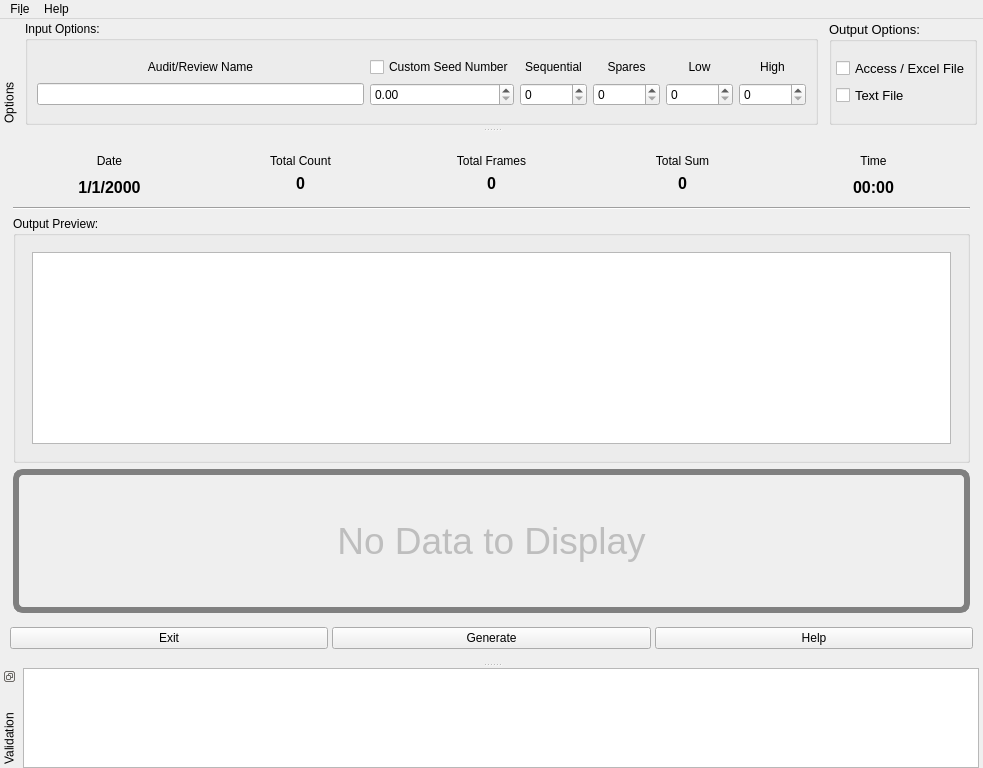
The window that products/RAT-STATS/rstats_modules/single_stage_random_numbers/src/UIRStatsSSRN.ui (cbtek/RStats2017) describes before a commit, drawn with Qt 5.
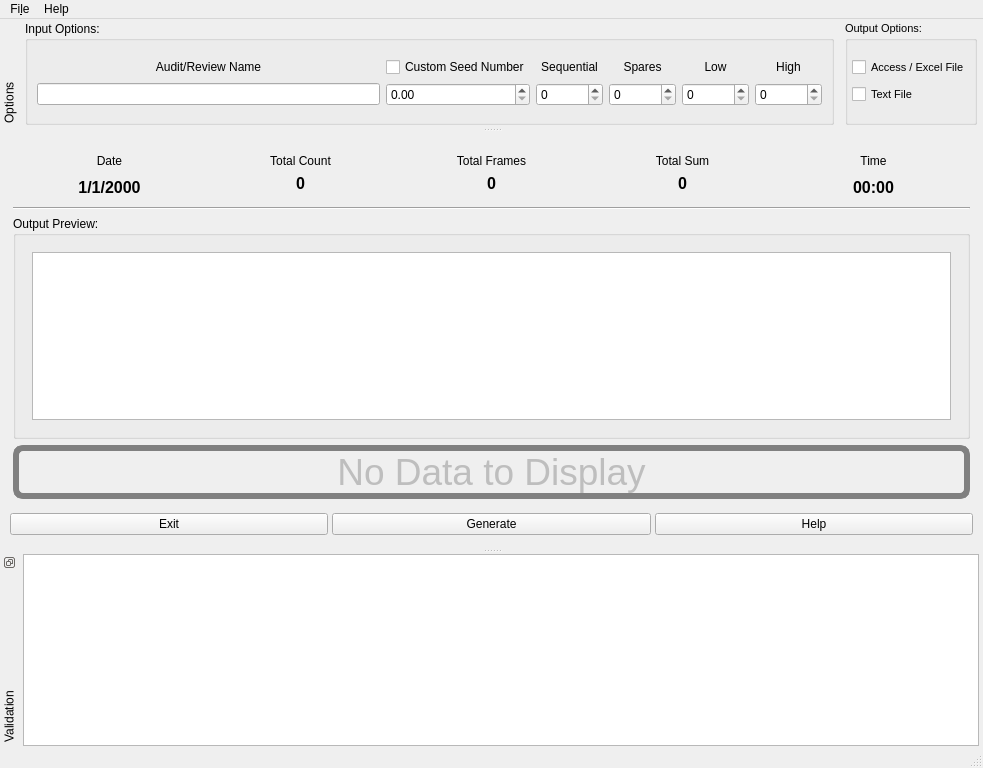
The same window after the commit.

Commit message:
Made some cosmetic changes to SSRN, SVA and UAA
Added output label for SSRN, SVA and UAA
Fixed a few bugs related to all projects
Switched SSRN to normal class instead of singleton.  Will do the same for the others.  No need for singleton.

What changed in the file:
```diff
--- a/products/RAT-STATS/rstats_modules/single_stage_random_numbers/src/UIRStatsSSRN.ui
+++ b/products/RAT-STATS/rstats_modules/single_stage_random_numbers/src/UIRStatsSSRN.ui
@@ -582,7 +582,7 @@
           </property>
           <property name="font">
            <font>
-            <pointsize>10</pointsize>
+            <pointsize>8</pointsize>
            </font>
           </property>
           <property name="title">
@@ -652,10 +652,16 @@
    <addaction name="menuHelp"/>
   </widget>
   <widget class="QDockWidget" name="m_dockOutput">
+   <property name="minimumSize">
+    <size>
+     <width>112</width>
+     <height>85</height>
+    </size>
+   </property>
    <property name="maximumSize">
     <size>
      <width>524287</width>
-     <height>100</height>
+     <height>524287</height>
     </size>
    </property>
    <property name="features">
@@ -706,6 +712,7 @@
     </layout>
    </widget>
   </widget>
+  <widget class="QStatusBar" name="m_statusBar"/>
   <action name="actionRecent">
    <property name="text">
     <string>&amp;Recently Used</string>
```
The commit also changes 11 other files.
